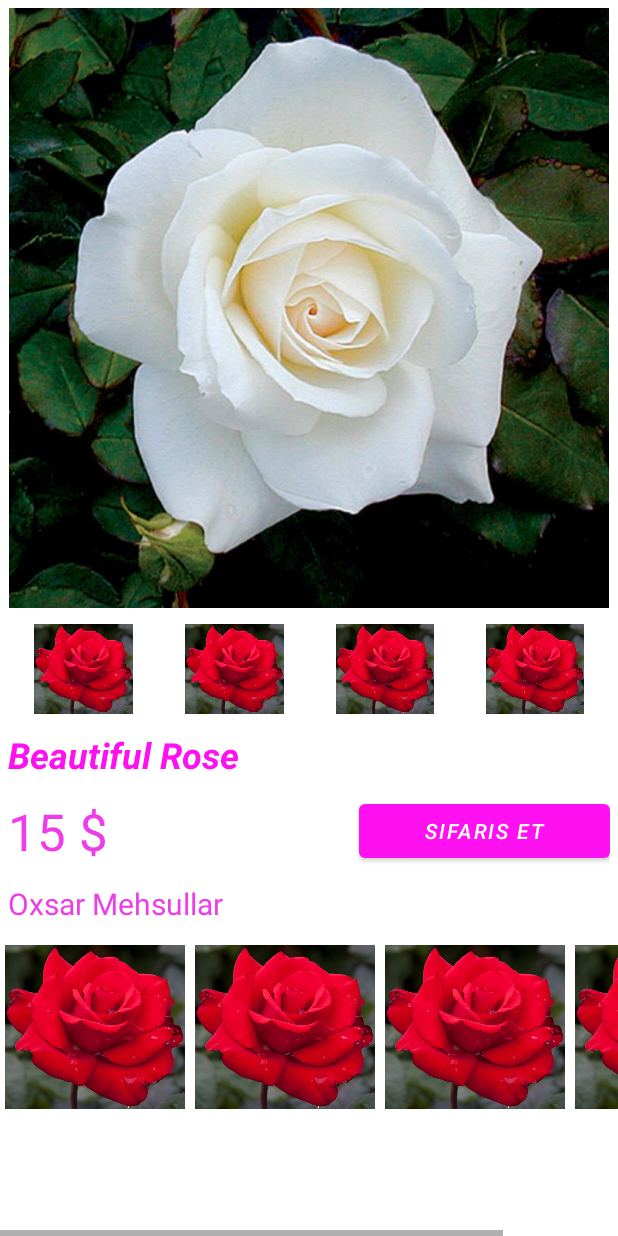
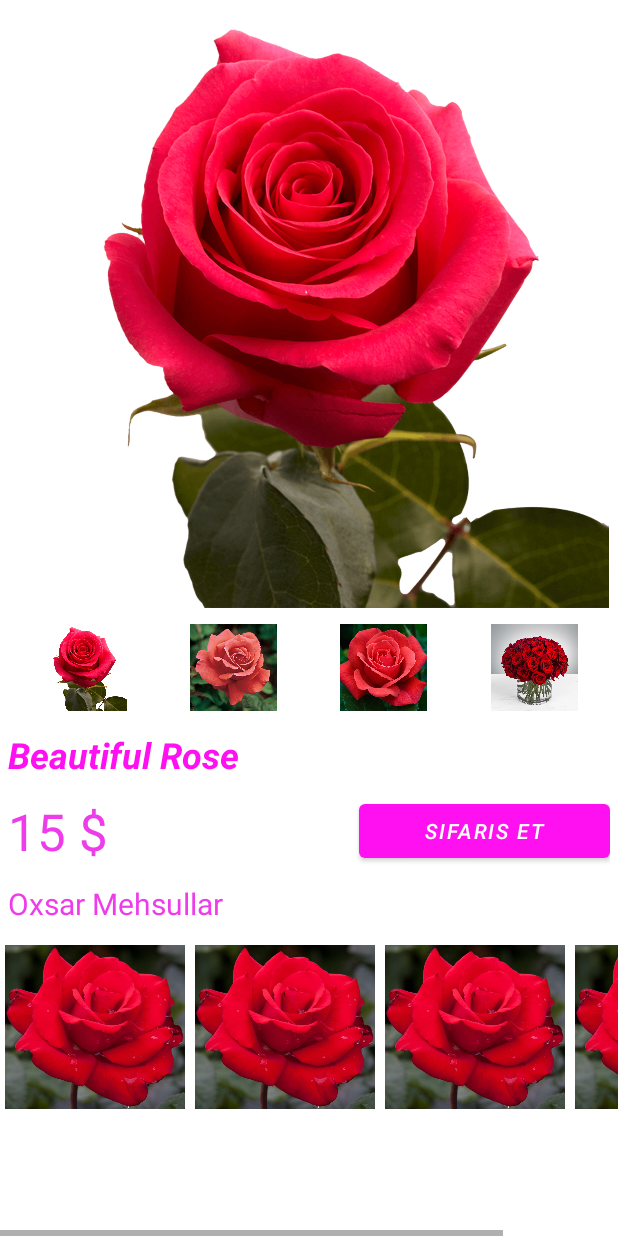
Before and after one commit to metlebrustemov/PinkStore, an Android app: the screen it shows after launch (ProductDetailsActivity), after a tap on "Rose 1", on a phone screen of 412 x 824 dp. Run offline under Robolectric (Android 15) with nearby library versions, the phone set to English and light mode, and no system bars.

Commit message:
image change ietails page

```diff
--- a/app/src/main/java/az/metleb/pinkstore/ProductDetailsActivity.java
+++ b/app/src/main/java/az/metleb/pinkstore/ProductDetailsActivity.java
@@ -3,12 +3,41 @@ package az.metleb.pinkstore;
 import androidx.appcompat.app.AppCompatActivity;
 
 import android.os.Bundle;
+import android.view.View;
+import android.widget.ImageView;
 
-public class ProductDetailsActivity extends AppCompatActivity {
+import az.metleb.pinkstore.backends.ProductsBackend;
+import az.metleb.pinkstore.databinding.ActivityProductDetailsBinding;
+import az.metleb.pinkstore.models.ProductModel;
 
+public class ProductDetailsActivity extends AppCompatActivity implements View.OnClickListener {
+ActivityProductDetailsBinding binding;
+int id;
     @Override
     protected void onCreate(Bundle savedInstanceState) {
         super.onCreate(savedInstanceState);
-        setContentView(R.layout.activity_product_details);
+        binding = ActivityProductDetailsBinding.inflate(getLayoutInflater());
+        setContentView(binding.getRoot());
+        id = getIntent().getIntExtra("ID", 0);
+        ProductModel pm = ProductsBackend.getInstance().getItemsList().get(id);
+        binding.productBigInmage.setImageResource(pm.getAllImages()[0]);
+        binding.imageViewP1.setImageResource(pm.getAllImages()[0]);
+        binding.imageViewP1.setTag(pm.getAllImages()[0]);
+        binding.imageViewP1.setOnClickListener(this);
+        binding.imageViewP2.setImageResource(pm.getAllImages()[1]);
+        binding.imageViewP2.setTag(pm.getAllImages()[1]);
+        binding.imageViewP2.setOnClickListener(this);
+        binding.imageViewP3.setImageResource(pm.getAllImages()[2]);
+        binding.imageViewP3.setTag(pm.getAllImages()[2]);
+        binding.imageViewP3.setOnClickListener(this);
+        binding.imageViewP4.setImageResource(pm.getAllImages()[3]);
+        binding.imageViewP4.setTag(pm.getAllImages()[3]);
+        binding.imageViewP4.setOnClickListener(this);
+
+    }
+
+    @Override
+    public void onClick(View view) {
+        binding.productBigInmage.setImageResource((int)((ImageView)view).getTag());
     }
 }
--- /dev/null
+++ b/app/src/main/java/az/metleb/pinkstore/backends/ProductsBackend.java
@@ -0,0 +1,36 @@
+package az.metleb.pinkstore.backends;
+
+import java.util.ArrayList;
+import java.util.List;
+
+import az.metleb.pinkstore.R;
+import az.metleb.pinkstore.models.ProductModel;
+
+public class ProductsBackend {
+    private static ProductsBackend _instance;
+    private List<ProductModel> itemsList = new ArrayList<>();
+    private ProductsBackend(){
+        itemsList.add(new ProductModel(new int[]{R.drawable.rose1,R.drawable.rose2,R.drawable.rose3,R.drawable.rose4}, "Rose 1"));
+        itemsList.add(new ProductModel(new int[]{R.drawable.rose2,R.drawable.rose3,R.drawable.rose4, R.drawable.rose5}, "Rose 2"));
+        itemsList.add(new ProductModel(new int[]{R.drawable.rose3,R.drawable.rose4,R.drawable.rose10,R.drawable.rose11}, "Rose 3"));
+        itemsList.add(new ProductModel(new int[]{R.drawable.rose4, R.drawable.rose5,R.drawable.rose10,R.drawable.rose11}, "Rose 4"));
+        itemsList.add(new ProductModel(new int[]{R.drawable.rose5, R.drawable.rose6,R.drawable.rose3,R.drawable.rose7}, "Rose 5"));
+        itemsList.add(new ProductModel(new int[]{R.drawable.rose6,R.drawable.rose7,R.drawable.rose3,R.drawable.rose4}, "Rose 6"));
+        itemsList.add(new ProductModel(new int[]{R.drawable.rose10,R.drawable.rose11,R.drawable.rose1,R.drawable.rose2}, "Rose 7"));
+        itemsList.add(new ProductModel(new int[]{R.drawable.rose2,R.drawable.rose5,R.drawable.rose3,R.drawable.rose4}, "Rose 8"));
+        itemsList.add(new ProductModel(new int[]{R.drawable.rose3,R.drawable.rose7,R.drawable.rose5,R.drawable.rose2}, "Rose 9"));
+        itemsList.add(new ProductModel(new int[]{R.drawable.rose10,R.drawable.rose11,R.drawable.rose4, R.drawable.rose5}, "Rose 10"));
+        itemsList.add(new ProductModel(new int[]{R.drawable.rose5,R.drawable.rose2,R.drawable.rose3,R.drawable.rose7}, "Rose 11"));
+        itemsList.add(new ProductModel(new int[]{R.drawable.rose6,R.drawable.rose3,R.drawable.rose4, R.drawable.rose5}, "Rose 12"));
+    }
+    public  static ProductsBackend getInstance(){
+        if(ProductsBackend._instance == null){
+            ProductsBackend._instance = new ProductsBackend();
+        }
+        return  _instance;
+    }
+
+    public List<ProductModel> getItemsList() {
+        return itemsList;
+    }
+}
--- a/app/src/main/java/az/metleb/pinkstore/fragments/HomeFragment.java
+++ b/app/src/main/java/az/metleb/pinkstore/fragments/HomeFragment.java
@@ -18,36 +18,26 @@ import java.util.List;
 import az.metleb.pinkstore.ProductDetailsActivity;
 import az.metleb.pinkstore.R;
 import az.metleb.pinkstore.adapters.ProductAdapter;
+import az.metleb.pinkstore.backends.ProductsBackend;
 import az.metleb.pinkstore.models.ProductModel;
 
 public class HomeFragment extends Fragment {
 
-    List<ProductModel> itemsList = new ArrayList<>();
+    ProductsBackend productsBackend;
     @Override
     public View onCreateView(LayoutInflater inflater, ViewGroup container,
                              Bundle savedInstanceState) {
-       if(itemsList.isEmpty()) {
-           itemsList.add(new ProductModel(R.drawable.rose1, "Rose 1"));
-           itemsList.add(new ProductModel(R.drawable.rose2, "Rose 2"));
-           itemsList.add(new ProductModel(R.drawable.rose3, "Rose 3"));
-           itemsList.add(new ProductModel(R.drawable.rose4, "Rose 4"));
-           itemsList.add(new ProductModel(R.drawable.rose5, "Rose 5"));
-           itemsList.add(new ProductModel(R.drawable.rose6, "Rose 6"));
-           itemsList.add(new ProductModel(R.drawable.rose1, "Rose 7"));
-           itemsList.add(new ProductModel(R.drawable.rose2, "Rose 8"));
-           itemsList.add(new ProductModel(R.drawable.rose3, "Rose 9"));
-           itemsList.add(new ProductModel(R.drawable.rose4, "Rose 10"));
-           itemsList.add(new ProductModel(R.drawable.rose5, "Rose 11"));
-           itemsList.add(new ProductModel(R.drawable.rose6, "Rose 12"));
-       }
+        productsBackend = ProductsBackend.getInstance();
         View rootView = inflater.inflate(R.layout.fragment_home, container, false);
         GridView gridView = rootView.findViewById(R.id.productsGrid);
-        ProductAdapter customAdapter = new ProductAdapter(getContext(), R.layout.item_view, itemsList);
+        ProductAdapter customAdapter = new ProductAdapter(getContext(), R.layout.item_view, productsBackend.getItemsList());
         gridView.setAdapter(customAdapter);
         gridView.setOnItemClickListener(new AdapterView.OnItemClickListener() {
             @Override
             public void onItemClick(AdapterView<?> adapterView, View view, int i, long l) {
-                startActivity(new Intent(getContext(), ProductDetailsActivity.class));
+                Intent intent = new Intent(getContext(), ProductDetailsActivity.class);
+                intent.putExtra("ID", i);
+                startActivity(intent);
             }
         });
         return  rootView;
--- a/app/src/main/java/az/metleb/pinkstore/models/ProductModel.java
+++ b/app/src/main/java/az/metleb/pinkstore/models/ProductModel.java
@@ -2,6 +2,10 @@ package az.metleb.pinkstore.models;
 
 public class ProductModel {
     public int getImageId() {
+        return imageId[0];
+    }
+
+    public int[] getAllImages() {
         return imageId;
     }
 
@@ -9,10 +13,10 @@ public class ProductModel {
         return text;
     }
 
-    private int imageId;
+    private int imageId[];
     private String text;
 
-    public ProductModel(int imageId, String text) {
+    public ProductModel(int imageId[], String text) {
         this.imageId = imageId;
         this.text = text;
     }
--- a/app/src/main/res/layout/activity_product_details.xml
+++ b/app/src/main/res/layout/activity_product_details.xml
@@ -28,29 +28,29 @@
 
             <ImageView
                 android:id="@+id/imageView_p_1"
-                android:layout_width="wrap_content"
-                android:layout_height="wrap_content"
+                android:layout_width="58dp"
+                android:layout_height="58dp"
                 android:layout_weight="1"
                 app:srcCompat="@drawable/rose7" />
 
             <ImageView
                 android:id="@+id/imageView_p_2"
-                android:layout_width="wrap_content"
-                android:layout_height="wrap_content"
+                android:layout_width="58dp"
+                android:layout_height="58dp"
                 android:layout_weight="1"
                 app:srcCompat="@drawable/rose7" />
 
             <ImageView
                 android:id="@+id/imageView_p_3"
-                android:layout_width="wrap_content"
-                android:layout_height="wrap_content"
+                android:layout_width="58dp"
+                android:layout_height="58dp"
                 android:layout_weight="1"
                 app:srcCompat="@drawable/rose7" />
 
             <ImageView
                 android:id="@+id/imageView_p_4"
-                android:layout_width="wrap_content"
-                android:layout_height="wrap_content"
+                android:layout_width="58dp"
+                android:layout_height="58dp"
                 android:layout_weight="1"
                 app:srcCompat="@drawable/rose7" />
         </LinearLayout>
--- a/app/src/main/res/layout/fragment_home.xml
+++ b/app/src/main/res/layout/fragment_home.xml
@@ -13,7 +13,7 @@
         android:orientation="vertical">
 
         <EditText
-            android:id="@+id/editTextTextPersonName"
+            android:id="@+id/editTextSearch"
             android:layout_width="match_parent"
             android:layout_height="wrap_content"
             android:layout_margin="10dp"
```
